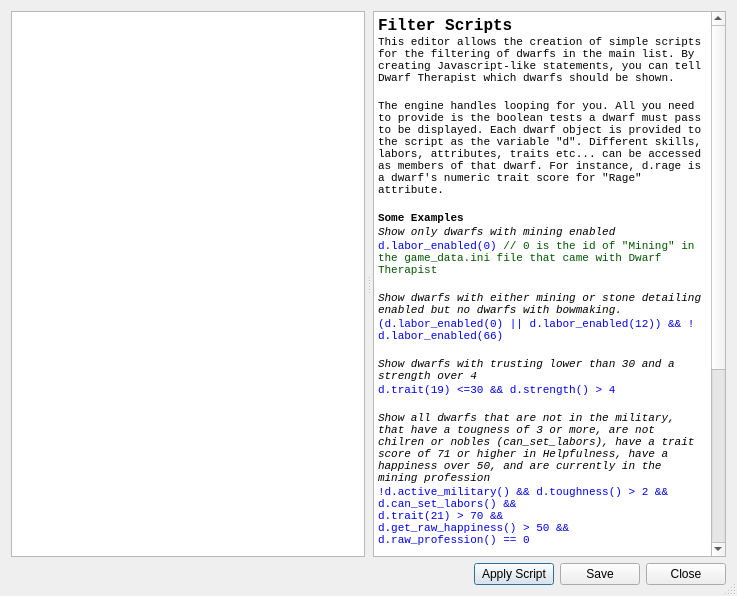
jimhester/dwarftherapist, file ui/scriptdialog.ui: the form before one commit.
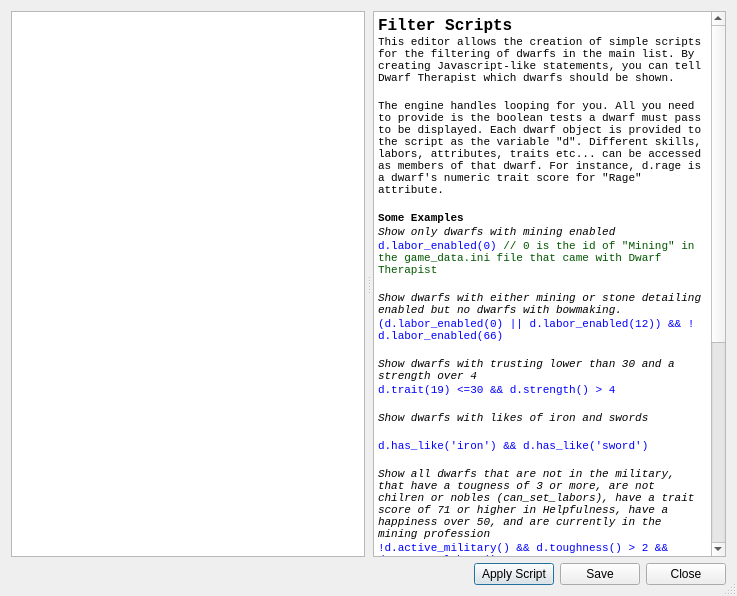
The form after the commit. Icons and pictures are not drawn.

Commit message: DT-DFHack backend, dwarf likes, zooming,following, renaming with keystrokes

```diff
--- a/ui/scriptdialog.ui
+++ b/ui/scriptdialog.ui
@@ -20,7 +20,7 @@
   <property name="sizeGripEnabled">
    <bool>true</bool>
   </property>
-  <layout class="QVBoxLayout" name="verticalLayout" stretch="100,0">
+  <layout class="QVBoxLayout" name="verticalLayout" stretch="0,0">
    <item>
     <widget class="QSplitter" name="splitter">
      <property name="orientation">
@@ -64,12 +64,17 @@
 &lt;p style=&quot;-qt-paragraph-type:empty; margin-top:0px; margin-bottom:0px; margin-left:0px; margin-right:0px; -qt-block-indent:0; text-indent:0px; font-family:'MS Shell Dlg 2'; font-size:8pt;&quot;&gt;&lt;/p&gt;
 &lt;p style=&quot; margin-top:0px; margin-bottom:0px; margin-left:0px; margin-right:0px; -qt-block-indent:0; text-indent:0px;&quot;&gt;&lt;span style=&quot; font-family:'MS Shell Dlg 2'; font-size:8pt; font-style:italic;&quot;&gt;Show dwarfs with trusting lower than 30 and a strength over 4&lt;/span&gt;&lt;/p&gt;
 &lt;p style=&quot; margin-top:0px; margin-bottom:0px; margin-left:0px; margin-right:0px; -qt-block-indent:0; text-indent:0px;&quot;&gt;&lt;span style=&quot; font-family:'Courier New,courier'; font-size:8pt; color:#0000ff;&quot;&gt;d.trait(19) &amp;lt;=30 &amp;amp;&amp;amp; d.strength() &amp;gt; 4&lt;/span&gt;&lt;/p&gt;
-&lt;p style=&quot;-qt-paragraph-type:empty; margin-top:0px; margin-bottom:0px; margin-left:0px; margin-right:0px; -qt-block-indent:0; text-indent:0px; font-family:'MS Shell Dlg 2'; font-size:8pt; color:#0000ff;&quot;&gt;&lt;/p&gt;
+&lt;p style=&quot;-qt-paragraph-type:empty; margin-top:0px; margin-bottom:0px; margin-left:0px; margin-right:0px; -qt-block-indent:0; text-indent:0px; font-family:'Courier New,courier'; font-size:8pt; color:#0000ff;&quot;&gt;&lt;/p&gt;
+&lt;p style=&quot; margin-top:0px; margin-bottom:0px; margin-left:0px; margin-right:0px; -qt-block-indent:0; text-indent:0px;&quot;&gt;&lt;span style=&quot; font-family:'MS Shell Dlg 2'; font-size:8pt; font-style:italic;&quot;&gt;Show dwarfs with likes of iron and swords&lt;/span&gt;&lt;/p&gt;
+&lt;p style=&quot;-qt-paragraph-type:empty; margin-top:0px; margin-bottom:0px; margin-left:0px; margin-right:0px; -qt-block-indent:0; text-indent:0px; font-family:'MS Shell Dlg 2'; font-size:8pt; font-style:italic;&quot;&gt;&lt;/p&gt;
+&lt;p style=&quot; margin-top:0px; margin-bottom:0px; margin-left:0px; margin-right:0px; -qt-block-indent:0; text-indent:0px;&quot;&gt;&lt;span style=&quot; font-family:'Courier New,courier'; font-size:8pt; color:#0000ff;&quot;&gt;d.has_like('iron') &amp;amp;&amp;amp; d.has_like('sword')&lt;/span&gt;&lt;/p&gt;
+&lt;p style=&quot;-qt-paragraph-type:empty; margin-top:0px; margin-bottom:0px; margin-left:0px; margin-right:0px; -qt-block-indent:0; text-indent:0px; font-family:'Courier New,courier'; font-size:8pt; color:#0000ff;&quot;&gt;&lt;/p&gt;
 &lt;p style=&quot; margin-top:0px; margin-bottom:0px; margin-left:0px; margin-right:0px; -qt-block-indent:0; text-indent:0px;&quot;&gt;&lt;span style=&quot; font-family:'MS Shell Dlg 2'; font-size:8pt; font-style:italic; color:#000000;&quot;&gt;Show all dwarfs that are not in the military, that have a tougness of 3 or more, are not chilren or nobles (can_set_labors), have a trait score of 71 or higher in Helpfulness, have a happiness over 50, and are currently in the mining profession&lt;/span&gt;&lt;/p&gt;
 &lt;p style=&quot; margin-top:0px; margin-bottom:0px; margin-left:0px; margin-right:0px; -qt-block-indent:0; text-indent:0px;&quot;&gt;&lt;span style=&quot; font-family:'Courier New,courier'; font-size:8pt; color:#0000ff;&quot;&gt;!d.active_military() &amp;amp;&amp;amp; d.toughness() &amp;gt; 2 &amp;amp;&amp;amp;&lt;br /&gt;d.can_set_labors() &amp;amp;&amp;amp;&lt;br /&gt;d.trait(21) &amp;gt; 70 &amp;amp;&amp;amp;&lt;br /&gt;d.get_raw_happiness() &amp;gt; 50 &amp;amp;&amp;amp;&lt;br /&gt;d.raw_profession() == 0&lt;/span&gt;&lt;/p&gt;
 &lt;p style=&quot;-qt-paragraph-type:empty; margin-top:0px; margin-bottom:0px; margin-left:0px; margin-right:0px; -qt-block-indent:0; text-indent:0px; font-size:8pt;&quot;&gt;&lt;/p&gt;
 &lt;p style=&quot; margin-top:0px; margin-bottom:0px; margin-left:0px; margin-right:0px; -qt-block-indent:0; text-indent:0px;&quot;&gt;&lt;span style=&quot; font-family:'MS Shell Dlg 2'; font-size:8pt; font-weight:600;&quot;&gt;Dwarf Methods&lt;/span&gt;&lt;/p&gt;
 &lt;p style=&quot; margin-top:0px; margin-bottom:0px; margin-left:0px; margin-right:0px; -qt-block-indent:0; text-indent:0px;&quot;&gt;&lt;span style=&quot; font-family:'MS Shell Dlg 2'; font-size:8pt; font-style:italic;&quot;&gt;The following methods can be called on the &quot;d&quot; object to get more information about a dwarf.&lt;/span&gt;&lt;/p&gt;
+&lt;p style=&quot; margin-top:0px; margin-bottom:0px; margin-left:0px; margin-right:0px; -qt-block-indent:0; text-indent:0px;&quot;&gt;&lt;span style=&quot; font-family:'MS Shell Dlg 2'; font-size:8pt; color:#aa0000;&quot;&gt;bool&lt;/span&gt;&lt;span style=&quot; font-family:'MS Shell Dlg 2'; font-size:8pt;&quot;&gt; &lt;/span&gt;&lt;span style=&quot; font-family:'MS Shell Dlg 2'; font-size:8pt; font-weight:600;&quot;&gt;has_like(&lt;/span&gt;&lt;span style=&quot; font-family:'MS Shell Dlg 2'; font-size:8pt; color:#aa0000;&quot;&gt;string&lt;/span&gt;&lt;span style=&quot; font-family:'MS Shell Dlg 2'; font-size:8pt;&quot;&gt; s&lt;/span&gt;&lt;span style=&quot; font-family:'MS Shell Dlg 2'; font-size:8pt; color:#0000ff;&quot;&gt;earch_string&lt;/span&gt;&lt;span style=&quot; font-family:'MS Shell Dlg 2'; font-size:8pt;&quot;&gt;)&lt;/span&gt;&lt;/p&gt;
 &lt;p style=&quot; margin-top:0px; margin-bottom:0px; margin-left:0px; margin-right:0px; -qt-block-indent:0; text-indent:0px;&quot;&gt;&lt;span style=&quot; font-family:'MS Shell Dlg 2'; font-size:8pt; color:#aa0000;&quot;&gt;bool&lt;/span&gt;&lt;span style=&quot; font-family:'MS Shell Dlg 2'; font-size:8pt;&quot;&gt; &lt;/span&gt;&lt;span style=&quot; font-family:'MS Shell Dlg 2'; font-size:8pt; font-weight:600;&quot;&gt;is_male&lt;/span&gt;&lt;span style=&quot; font-family:'MS Shell Dlg 2'; font-size:8pt;&quot;&gt;()&lt;/span&gt;&lt;/p&gt;
 &lt;p style=&quot; margin-top:0px; margin-bottom:0px; margin-left:0px; margin-right:0px; -qt-block-indent:0; text-indent:0px;&quot;&gt;&lt;span style=&quot; font-family:'MS Shell Dlg 2'; font-size:8pt; color:#aa0000;&quot;&gt;string&lt;/span&gt;&lt;span style=&quot; font-family:'MS Shell Dlg 2'; font-size:8pt;&quot;&gt; &lt;/span&gt;&lt;span style=&quot; font-family:'MS Shell Dlg 2'; font-size:8pt; font-weight:600;&quot;&gt;profession&lt;/span&gt;&lt;span style=&quot; font-family:'MS Shell Dlg 2'; font-size:8pt;&quot;&gt;()&lt;/span&gt;&lt;/p&gt;
 &lt;p style=&quot; margin-top:0px; margin-bottom:0px; margin-left:0px; margin-right:0px; -qt-block-indent:0; text-indent:0px;&quot;&gt;&lt;span style=&quot; font-family:'MS Shell Dlg 2'; font-size:8pt; color:#aa0000;&quot;&gt;int&lt;/span&gt;&lt;span style=&quot; font-family:'MS Shell Dlg 2'; font-size:8pt;&quot;&gt; &lt;/span&gt;&lt;span style=&quot; font-family:'MS Shell Dlg 2'; font-size:8pt; font-weight:600;&quot;&gt;raw_profession&lt;/span&gt;&lt;span style=&quot; font-family:'MS Shell Dlg 2'; font-size:8pt;&quot;&gt;()&lt;/span&gt;&lt;/p&gt;
```
The commit also changes 50 other files.
